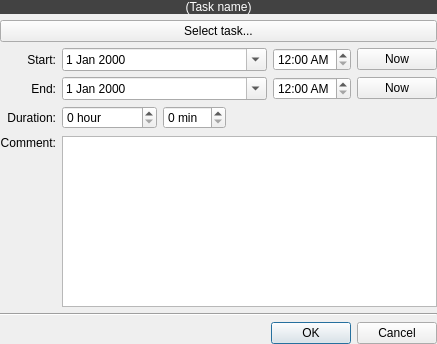
KDAB/Charm, file Charm/EventEditor.ui: the form before one commit.
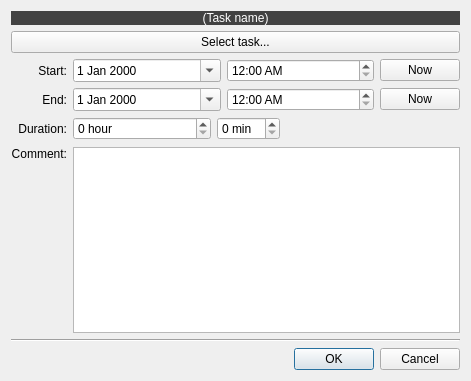
The form after the commit.

```diff
--- a/Charm/EventEditor.ui
+++ b/Charm/EventEditor.ui
@@ -6,18 +6,15 @@
    <rect>
     <x>0</x>
     <y>0</y>
-    <width>437</width>
-    <height>344</height>
+    <width>471</width>
+    <height>381</height>
    </rect>
   </property>
   <property name="windowTitle">
    <string>Edit Event</string>
   </property>
-  <layout class="QGridLayout" name="gridLayout">
-   <property name="margin">
-    <number>0</number>
-   </property>
-   <item row="0" column="0" colspan="6">
+  <layout class="QGridLayout" name="gridLayout_2">
+   <item row="0" column="0" colspan="2">
     <layout class="QHBoxLayout" name="horizontalLayout_8">
      <item>
       <widget class="QLabel" name="labelTaskName">
@@ -464,7 +461,7 @@
      </item>
     </layout>
    </item>
-   <item row="1" column="0" colspan="6">
+   <item row="1" column="0" colspan="2">
     <widget class="QPushButton" name="pushButtonSelectTask">
      <property name="text">
       <string>Select task...</string>
@@ -484,7 +481,9 @@
      </property>
     </widget>
    </item>
-   <item row="2" column="1" colspan="3">
+   <item row="2" column="1" rowspan="2">
+    <layout class="QGridLayout" name="gridLayout" columnstretch="1,1,0">
+     <item row="0" column="0">
     <widget class="QDateEdit" name="dateEditStart">
      <property name="buttonSymbols">
       <enum>QAbstractSpinBox::UpDownArrows</enum>
@@ -494,20 +493,46 @@
      </property>
     </widget>
    </item>
-   <item row="2" column="4">
+     <item row="0" column="1">
     <widget class="QTimeEdit" name="timeEditStart">
      <property name="displayFormat">
       <string>h:mm AP</string>
      </property>
     </widget>
    </item>
-   <item row="2" column="5">
+     <item row="0" column="2">
     <widget class="QPushButton" name="startToNowButton">
      <property name="text">
       <string>Now</string>
      </property>
     </widget>
    </item>
+     <item row="1" column="0">
+      <widget class="QDateEdit" name="dateEditEnd">
+       <property name="buttonSymbols">
+        <enum>QAbstractSpinBox::UpDownArrows</enum>
+       </property>
+       <property name="calendarPopup">
+        <bool>true</bool>
+       </property>
+      </widget>
+     </item>
+     <item row="1" column="1">
+      <widget class="QTimeEdit" name="timeEditEnd">
+       <property name="displayFormat">
+        <string>h:mm AP</string>
+       </property>
+      </widget>
+     </item>
+     <item row="1" column="2">
+      <widget class="QPushButton" name="endToNowButton">
+       <property name="text">
+        <string>Now</string>
+       </property>
+      </widget>
+     </item>
+    </layout>
+   </item>
    <item row="3" column="0">
     <widget class="QLabel" name="label_5">
      <property name="text">
@@ -521,30 +546,6 @@
      </property>
     </widget>
    </item>
-   <item row="3" column="1" colspan="3">
-    <widget class="QDateEdit" name="dateEditEnd">
-     <property name="buttonSymbols">
-      <enum>QAbstractSpinBox::UpDownArrows</enum>
-     </property>
-     <property name="calendarPopup">
-      <bool>true</bool>
-     </property>
-    </widget>
-   </item>
-   <item row="3" column="4">
-    <widget class="QTimeEdit" name="timeEditEnd">
-     <property name="displayFormat">
-      <string>h:mm AP</string>
-     </property>
-    </widget>
-   </item>
-   <item row="3" column="5">
-    <widget class="QPushButton" name="endToNowButton">
-     <property name="text">
-      <string>Now</string>
-     </property>
-    </widget>
-   </item>
    <item row="4" column="0">
     <widget class="QLabel" name="label_6">
      <property name="text">
@@ -559,9 +560,11 @@
     </widget>
    </item>
    <item row="4" column="1">
+    <layout class="QHBoxLayout" name="horizontalLayout">
+     <item>
     <widget class="QSpinBox" name="spinBoxHours">
      <property name="sizePolicy">
-      <sizepolicy hsizetype="Minimum" vsizetype="Fixed">
+        <sizepolicy hsizetype="Expanding" vsizetype="Fixed">
        <horstretch>0</horstretch>
        <verstretch>0</verstretch>
       </sizepolicy>
@@ -577,7 +580,7 @@
      </property>
     </widget>
    </item>
-   <item row="4" column="2">
+     <item>
     <widget class="QSpinBox" name="spinBoxMinutes">
      <property name="sizePolicy">
       <sizepolicy hsizetype="Minimum" vsizetype="Fixed">
@@ -596,7 +599,7 @@
      </property>
     </widget>
    </item>
-   <item row="4" column="3" colspan="3">
+     <item>
     <spacer name="horizontalSpacer_4">
      <property name="orientation">
       <enum>Qt::Horizontal</enum>
@@ -609,6 +612,8 @@
      </property>
     </spacer>
    </item>
+    </layout>
+   </item>
    <item row="5" column="0">
     <widget class="QLabel" name="label">
      <property name="text">
@@ -622,7 +627,7 @@
      </property>
     </widget>
    </item>
-   <item row="5" column="1" colspan="5">
+   <item row="5" column="1">
     <widget class="QTextEdit" name="textEditComment">
      <property name="sizePolicy">
       <sizepolicy hsizetype="Expanding" vsizetype="Expanding">
@@ -638,14 +643,14 @@
      </property>
     </widget>
    </item>
-   <item row="6" column="0" colspan="6">
+   <item row="6" column="0" colspan="2">
     <widget class="Line" name="line">
      <property name="orientation">
       <enum>Qt::Horizontal</enum>
      </property>
     </widget>
    </item>
-   <item row="7" column="0" colspan="6">
+   <item row="7" column="0" colspan="2">
     <widget class="QDialogButtonBox" name="buttonBox">
      <property name="standardButtons">
       <set>QDialogButtonBox::Cancel|QDialogButtonBox::Ok</set>
```
Lines whose indentation alone changed are shown as unchanged.
